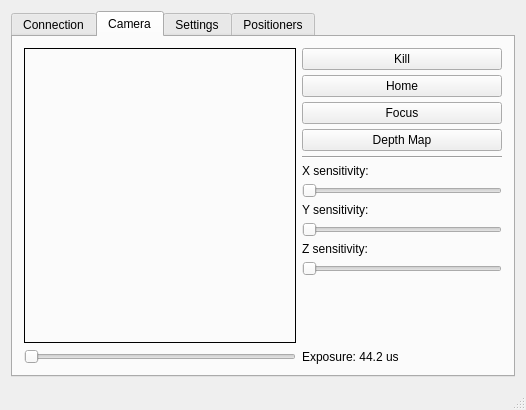
The window that GUI/mainwindow.ui (mvxe/MLA-CS) describes before a commit, drawn with Qt 5.
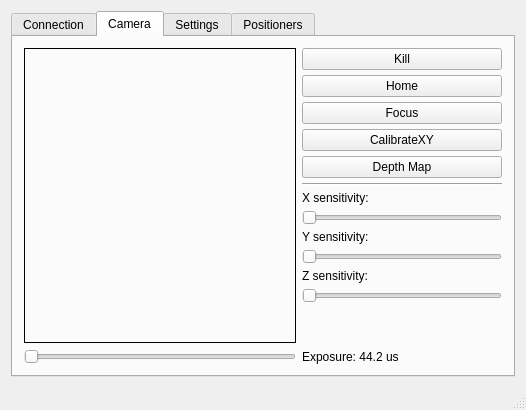
The same window after the commit. The open tabs and pages were chosen to show the change. Icons and pictures are not drawn. Custom widgets are drawn as their Qt base class.

Commit message: added procedure calibrate_XY, works poorly though, need to use different method

Diff of the .ui file:
```diff
--- a/GUI/mainwindow.ui
+++ b/GUI/mainwindow.ui
@@ -326,7 +326,7 @@
          </widget>
         </item>
         <item row="0" column="2">
-         <layout class="QVBoxLayout" name="verticalLayout_3" stretch="0,0,0,0,0,0,0,0,0,0,0,0">
+         <layout class="QVBoxLayout" name="verticalLayout_3" stretch="0,0,0,0,0,0,0,0,0,0,0,0,0">
           <property name="spacing">
            <number>5</number>
           </property>
@@ -375,6 +375,13 @@
             </property>
            </widget>
           </item>
+          <item>
+           <widget class="QPushButton" name="btn_calXY">
+            <property name="text">
+             <string>CalibrateXY</string>
+            </property>
+           </widget>
+          </item>
           <item>
            <widget class="QPushButton" name="btn_depthdmap">
             <property name="text">
```
The commit also changes 6 other files.
